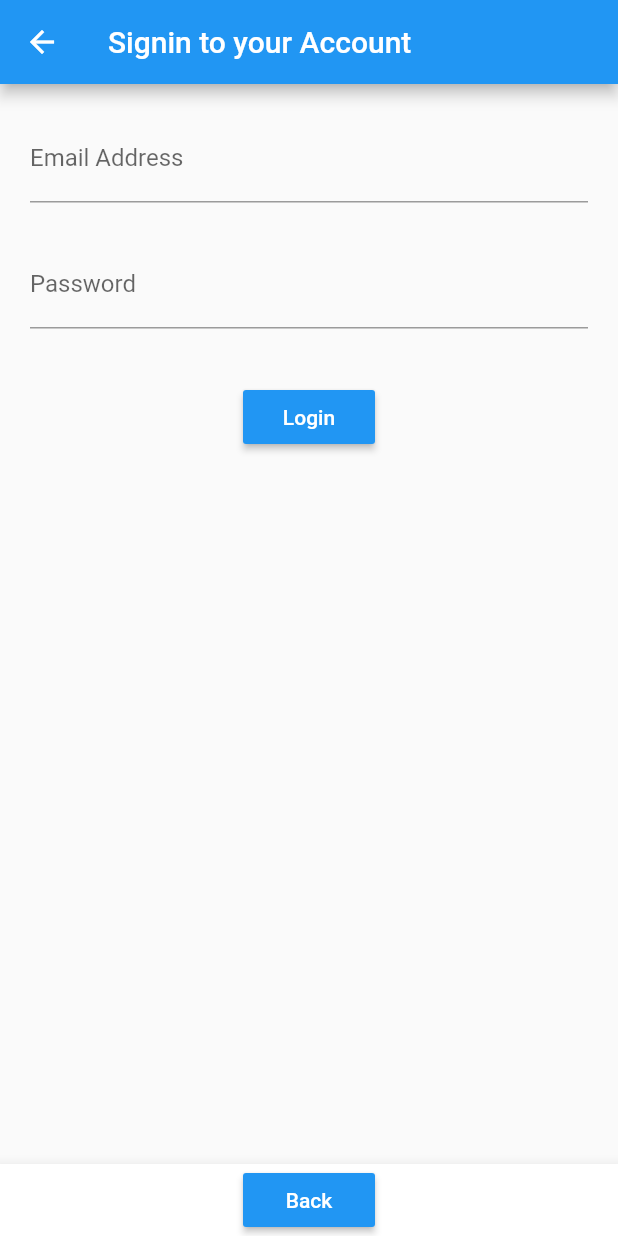
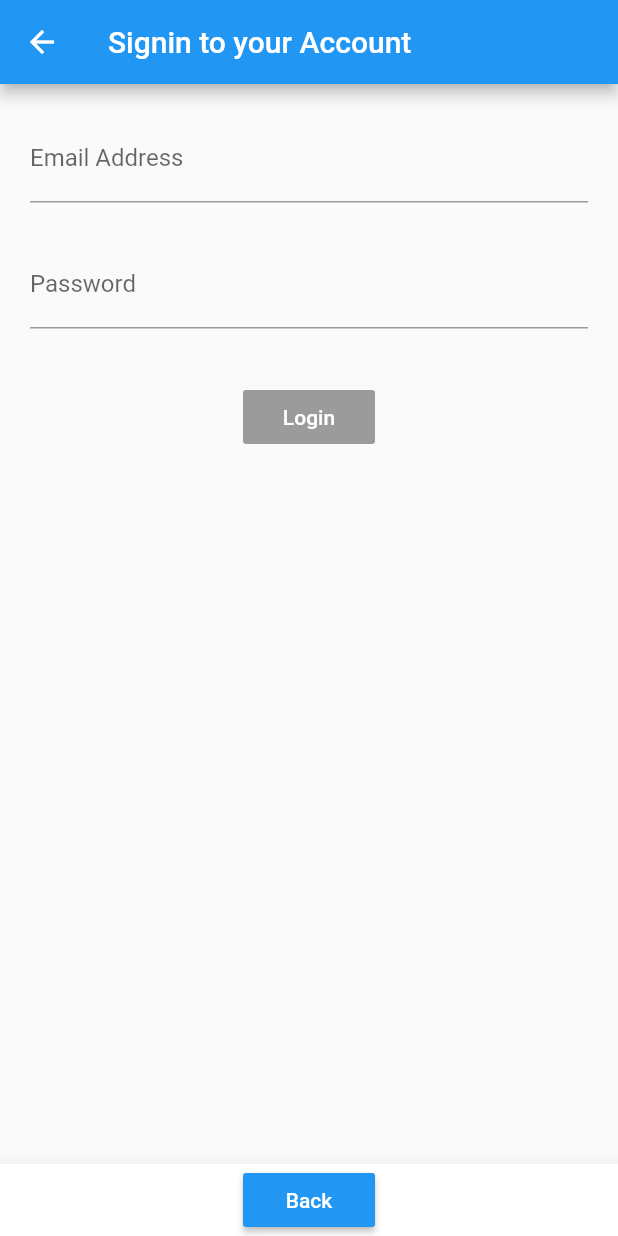
Before and after one commit to dop3ch3f/flutterapp, a Flutter app: the Login screen opened by its route, on a phone screen of 412 x 824 dp. Run offline on Flutter 3.47's test engine with Material 2 defaults, Android fonts, the phone set to English and light mode, and no system bars; our stand-ins replace rxdart.

Commit message:
Setup the blocs

```diff
--- a/lib/src/blocs/form_bloc.dart
+++ b/lib/src/blocs/form_bloc.dart
@@ -1,18 +1,25 @@
 import 'dart:async';
 import '../mixins/validation_mixin.dart';
+import 'package:rxdart/rxdart.dart';
 
 // if issues extend baseclass object
 class Bloc with ValidationMixin {
-  final _email = StreamController<String>();
-  final _password = StreamController<String>();
+  final _email = BehaviorSubject<
+      String>(); //RxDart's implementation of StreamController. Broadcast stream by default
+  final _password = BehaviorSubject<String>();
+  // final _email = StreamController<String>.broadcast();
+  // final _password = StreamController<String>.broadcast();
 
   // Add data to Stream
   Stream<String> get email => _email.stream.transform(validateEmail);
   Stream<String> get password => _password.stream.transform(validatePassword);
+  //Merging email and password streams
+  Stream<bool> get submitValid =>
+      Observable.combineLatest2(email, password, (e, p) => true);
 
   // Change data
   Function(String) get changeEmail => _email.sink.add;
-  Function(String) get changePassword => _email.sink.add;
+  Function(String) get changePassword => _password.sink.add;
 
   dispose() {
     _email.close();
--- a/lib/src/pages/login.dart
+++ b/lib/src/pages/login.dart
@@ -20,7 +20,7 @@ class Login extends StatelessWidget with FormItems {
             Container(margin: EdgeInsets.only(top: 25.0)),
             passwordField(bloc),
             Container(margin: EdgeInsets.only(top: 35.0)),
-            submitButton(),
+            submitButton(bloc),
           ],
         ),
       ),
--- a/lib/src/widgets/form_items.dart
+++ b/lib/src/widgets/form_items.dart
@@ -1,5 +1,4 @@
 import 'package:flutter/material.dart';
-
 
 class FormItems {
   Widget emailField(bloc) {
@@ -36,11 +35,21 @@ class FormItems {
     );
   }
 
-  Widget submitButton() {
-    return RaisedButton(
-      color: Colors.blue,
-      child: Text('Login', style: TextStyle(color: Colors.white)),
-      onPressed: () {},
+  Widget submitButton(bloc) {
+    return StreamBuilder(
+      builder: (context, snapshot) {
+        print(snapshot.data);
+        return new RaisedButton(
+          color: Colors.blue,
+          child: Text('Login', style: TextStyle(color: Colors.white)),
+          onPressed: snapshot.hasData
+              ? () {
+                  print(snapshot.data);
+                }
+              : null,
+        );
+      },
+      stream: bloc.submitValid,
     );
   }
 }
--- a/pubspec.yaml
+++ b/pubspec.yaml
@@ -20,6 +20,7 @@ dependencies:
   # Use with the CupertinoIcons class for iOS style icons.
   cupertino_icons: ^0.1.2
   http: any
+  rxdart: ^0.16.7
 
 dev_dependencies:
   flutter_test:
```
Also changed, not shown: lib/src/mixins/validation_mixin.dart (+9 -4 lines), pubspec.lock, 1 other file.
